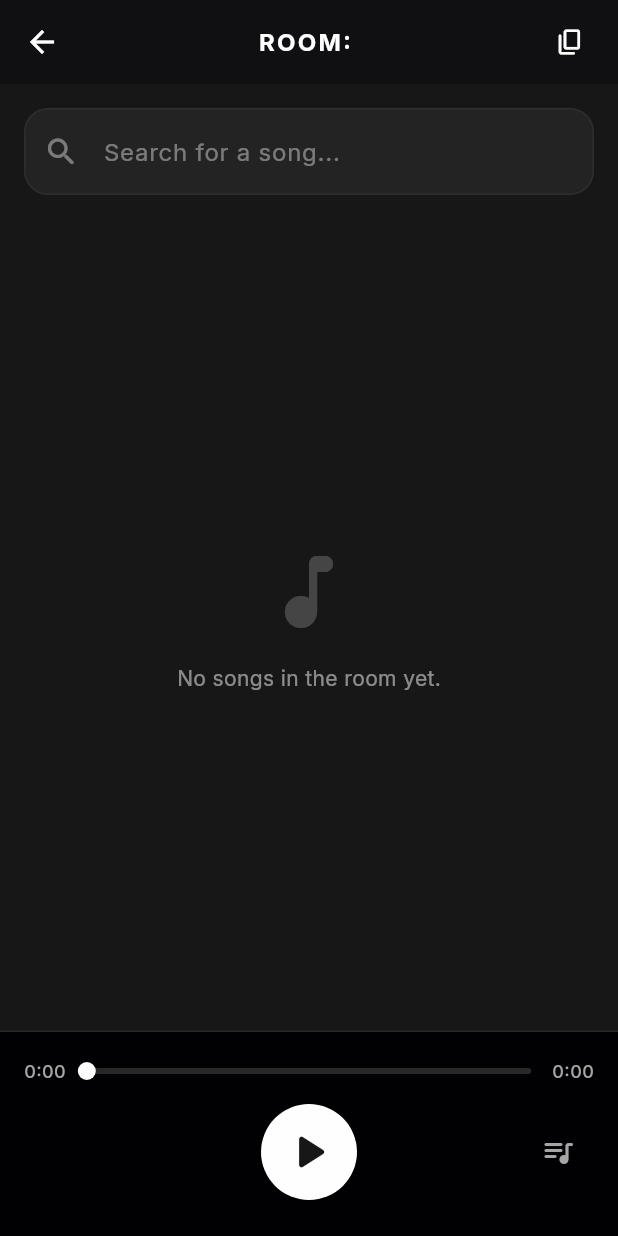
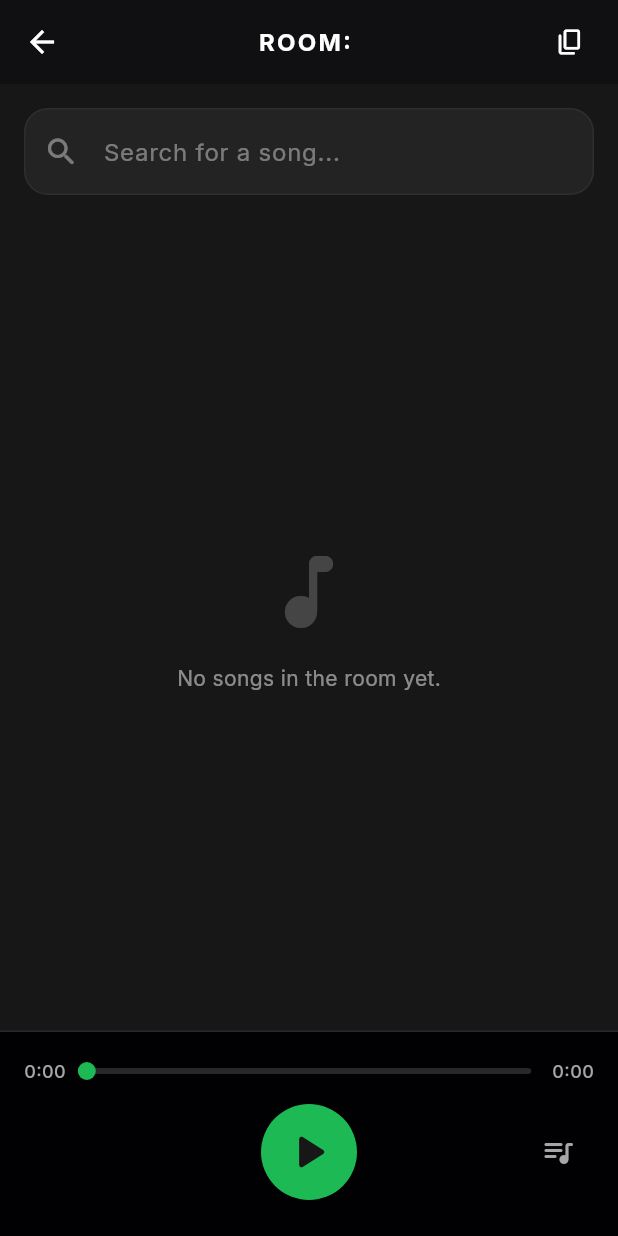
Before and after one commit to riyasspid/music-room, a Flutter app: the RoomScreen screen opened directly with empty values, on a phone screen of 412 x 824 dp. Run offline on Flutter 3.47's test engine with Material 3 defaults, Android fonts, the phone set to English and light mode, and no system bars; our stand-ins replace file_picker, google_fonts, just_audio, just_audio_background, supabase_flutter; accounts and stored records are empty.

Commit message:
logo changed ui color changed

```diff
--- a/lib/main.dart
+++ b/lib/main.dart
@@ -53,7 +53,7 @@ class MusicRoomApp extends StatelessWidget {
         ),
         elevatedButtonTheme: ElevatedButtonThemeData(
           style: ElevatedButton.styleFrom(
-            backgroundColor: const Color(0xFFFEFEFE),
+            backgroundColor: const Color(0xFF1DB954),
             foregroundColor: const Color(0xFF171717),
             shape: RoundedRectangleBorder(
               borderRadius: BorderRadius.circular(24), // Spotify style pill buttons
@@ -62,7 +62,7 @@ class MusicRoomApp extends StatelessWidget {
           ),
         ),
         colorScheme: const ColorScheme.dark(
-          primary: Color(0xFFFEFEFE),
+          primary: Color(0xFF1DB954),
           secondary: Color(0xFFDBDBDB),
           background: Color(0xFF171717),
           surface: Color(0xFF282828),
--- a/lib/screens/room_screen.dart
+++ b/lib/screens/room_screen.dart
@@ -678,9 +678,9 @@ class _RoomScreenState extends State<RoomScreen> {
                                         trackHeight: 4,
                                         thumbShape: const RoundSliderThumbShape(enabledThumbRadius: 6),
                                         overlayShape: const RoundSliderOverlayShape(overlayRadius: 14),
-                                        activeTrackColor: const Color(0xFFFEFEFE),
+                                        activeTrackColor: const Color(0xFF1DB954),
                                         inactiveTrackColor: const Color(0xFF282828),
-                                        thumbColor: const Color(0xFFFEFEFE),
+                                        thumbColor: const Color(0xFF1DB954),
                                       ),
                                       child: Slider(
                                         value: currentVal,
@@ -706,7 +706,7 @@ class _RoomScreenState extends State<RoomScreen> {
                               Container(
                                 decoration: const BoxDecoration(
                                   shape: BoxShape.circle,
-                                  color: Color(0xFFFEFEFE),
+                                  color: Color(0xFF1DB954),
                                 ),
                                 child: IconButton(
                                   iconSize: 40,
```
Also changed, not shown: pubspec.yaml (+18 -0 lines), logo.png (added), pubspec.lock, 43 other files.
